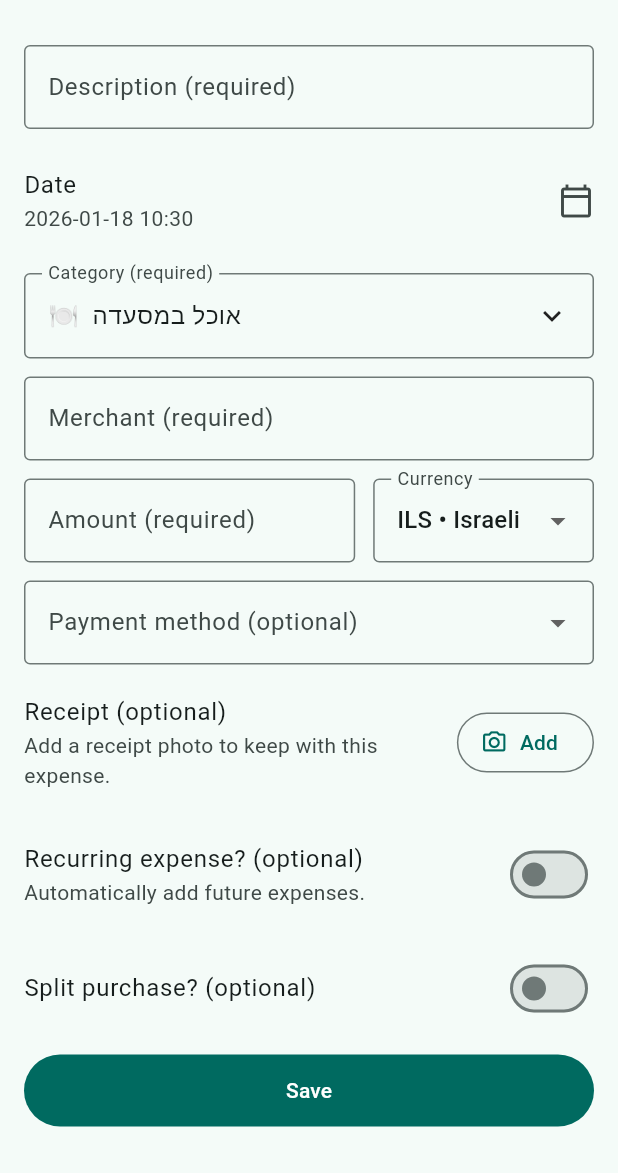
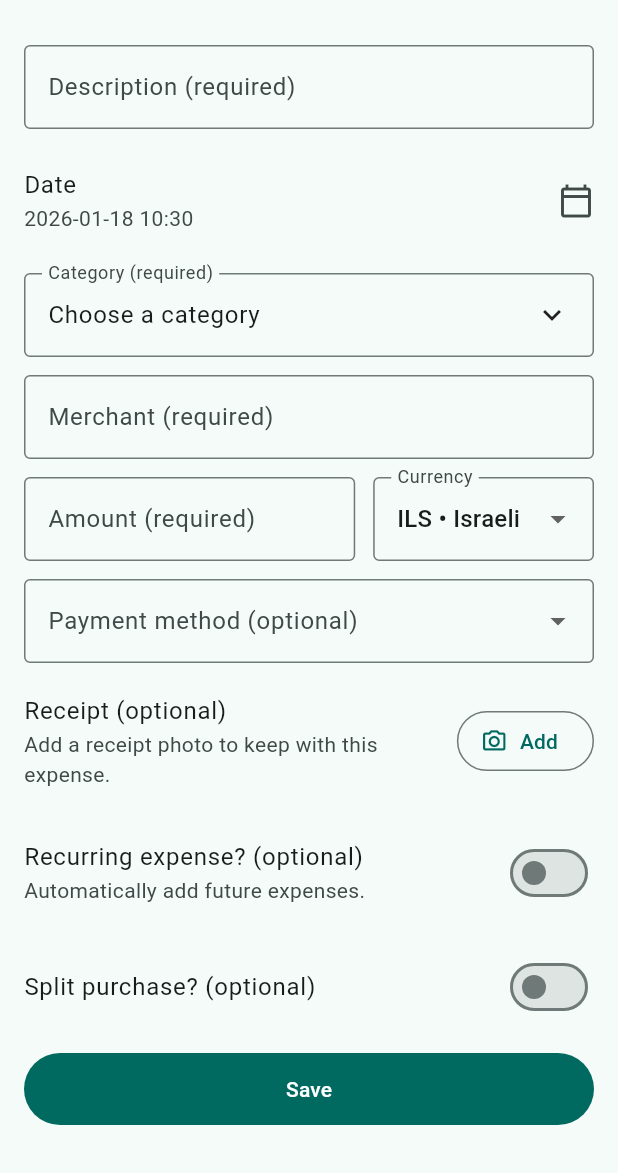
Before and after one commit to nwe2107/expense_tracker, a Flutter app: the EditTransactionPage screen opened directly with empty values, on a phone screen of 412 x 824 dp, the part 63-1236 px from its top. Run offline on Flutter 3.47's test engine with Material 3 defaults, Android fonts, the phone set to English and light mode, and no system bars; our stand-ins replace cloud_firestore, csv, firebase_auth, firebase_core, firebase_storage, fl_chart and 4 more; accounts and stored records are empty; generated files the repository leaves out were written again.

Commit message:
this resolves #17: removed the default category from add an expense workflow

```diff
--- a/lib/pages/edit_transaction_page.dart
+++ b/lib/pages/edit_transaction_page.dart
@@ -453,8 +453,6 @@ class _EditTransactionPageState extends State<EditTransactionPage> {
                 if (match != null) {
                   _categoryId = match.id;
                 }
-              } else {
-                _categoryId = categories.first.id;
               }
             }
 
--- a/lib/widgets/category_picker.dart
+++ b/lib/widgets/category_picker.dart
@@ -46,7 +46,7 @@ class CategoryPicker extends StatelessWidget {
   Widget build(BuildContext context) {
     final selected = _findCategory(value);
     final label =
-        selected == null ? 'Select a category' : '${selected.icon ?? '🏷️'}  ${selected.name}';
+        selected == null ? 'Choose a category' : '${selected.icon ?? '🏷️'}  ${selected.name}';
     final textStyle = Theme.of(context).textTheme.bodyLarge?.copyWith(
           color: enabled ? null : Theme.of(context).disabledColor,
         );
```
